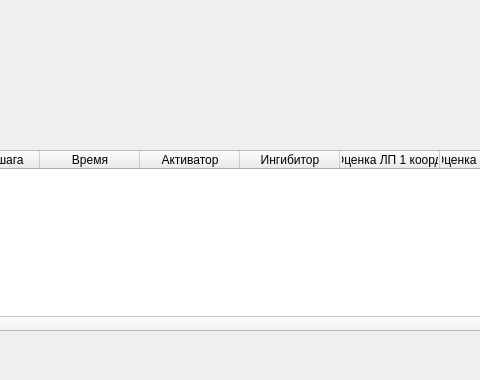
Above: tab_widg.ui from morkovka1337/lab2_Num_Met before the change; both pictures show x 81 to 561 and y 170 to 550 of the 756 by 550 pixel window. Below: the same form after it.
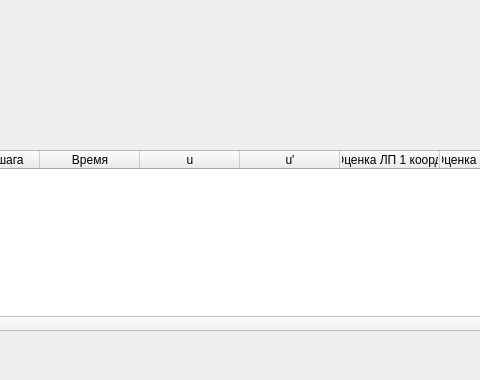
That is the form after the change.

Commit message: fixed differential equatation and renamed table columns

The edit to the form file:
```diff
--- a/tab_widg.ui
+++ b/tab_widg.ui
@@ -179,12 +179,12 @@
     </column>
     <column>
      <property name="text">
-      <string>Активатор</string>
+      <string>u</string>
      </property>
     </column>
     <column>
      <property name="text">
-      <string>Ингибитор</string>
+      <string>u'</string>
      </property>
     </column>
     <column>
```
Left out of the diff: 2 changed lines with no effect on the pictures. The commit also changes 2 other files.
